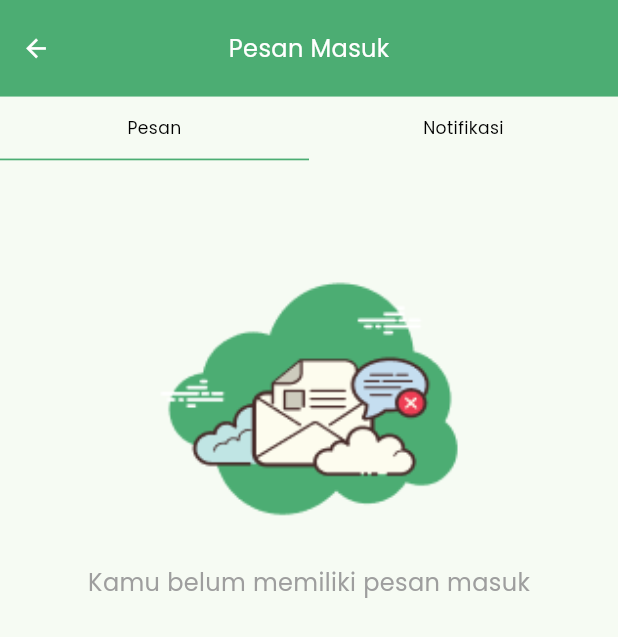
After one commit to andrianazz/daur_minyak, a Flutter app: the PesanMasukPage screen opened directly, after a tap on "Pesan", on a phone screen of 412 x 824 dp. The commit adds this screen. Shown: the top 637 px of the screen. Run offline on Flutter 3.47's test engine with Material 2 defaults, Android fonts, the phone set to English and light mode, and no system bars; our stand-ins replace carousel_slider, cloud_firestore, firebase_auth, firebase_core, flutter_riverpod, flutter_screenutil and 4 more; accounts and stored records are empty; generated files the repository leaves out were written again.

Commit message:
add: pesan masuk done

```diff
--- a/lib/presentation/pages/home_page/home_page.dart
+++ b/lib/presentation/pages/home_page/home_page.dart
@@ -1,6 +1,7 @@
 import 'package:daur_minyak/presentation/extensions/build_context_extensions.dart';
 import 'package:daur_minyak/presentation/misc/constants.dart';
 import 'package:daur_minyak/presentation/pages/home_page/beranda_page.dart/beranda_page.dart';
+import 'package:daur_minyak/presentation/pages/home_page/pesan_masuk_page/pesan_masuk_page.dart';
 import 'package:daur_minyak/presentation/pages/home_page/pesanan_page/pesanan_page.dart';
 import 'package:daur_minyak/presentation/providers/router/router_provider.dart';
 import 'package:daur_minyak/presentation/providers/user_data/user_data_provider.dart';
@@ -42,7 +43,7 @@ class _HomePageState extends ConsumerState<HomePage> {
           const BerandaPage(),
           const PesananPage(),
           Container(),
-          Container(),
+          const PesanMasukPage(),
           Container(),
         ],
       ),
--- /dev/null
+++ b/lib/presentation/pages/home_page/pesan_masuk_page/pesan_masuk_page.dart
@@ -0,0 +1,195 @@
+import 'package:daur_minyak/presentation/misc/constants.dart';
+import 'package:daur_minyak/presentation/misc/methods.dart';
+import 'package:flutter/material.dart';
+import 'package:flutter_screenutil/flutter_screenutil.dart';
+
+class PesanMasukPage extends StatefulWidget {
+  const PesanMasukPage({super.key});
+
+  @override
+  State<PesanMasukPage> createState() => _PesanMasukPageState();
+}
+
+class _PesanMasukPageState extends State<PesanMasukPage> {
+  final PageController _pageController = PageController();
+  int _selectedPesanan = 0;
+
+  @override
+  Widget build(BuildContext context) {
+    return Scaffold(
+      body: SafeArea(
+        child: Column(
+          crossAxisAlignment: CrossAxisAlignment.start,
+          children: [
+            Container(
+              height: 50.h,
+              color: primaryColor,
+              child: Stack(
+                children: [
+                  Center(
+                    child: Text(
+                      "Pesan Masuk",
+                      style: TextStyle(fontSize: 14.sp, color: Colors.white),
+                    ),
+                  ),
+                  Align(
+                    alignment: Alignment.centerLeft,
+                    child: IconButton(
+                      onPressed: () {},
+                      icon: Icon(
+                        Icons.arrow_back,
+                        color: Colors.white,
+                        size: 17.sp,
+                      ),
+                    ),
+                  ),
+                ],
+              ),
+            ),
+            SizedBox(
+              height: 33.h,
+              child: Row(
+                children: [
+                  Flexible(
+                    child: GestureDetector(
+                      onTap: () {
+                        setState(() {
+                          _selectedPesanan = 0;
+                          _pageController.jumpToPage(0);
+                        });
+                      },
+                      child: Container(
+                        width: double.infinity,
+                        decoration: BoxDecoration(
+                          border: Border(
+                            bottom: BorderSide(
+                              color: _selectedPesanan == 0
+                                  ? primaryColor
+                                  : Colors.transparent,
+                              width: 1.w,
+                            ),
+                          ),
+                        ),
+                        child: Padding(
+                          padding: EdgeInsets.symmetric(vertical: 10.h),
+                          child: Text(
+                            "Pesan",
+                            style: TextStyle(
+                                fontSize: 10.sp,
+                                color: _selectedPesanan == 0
+                                    ? Colors.black
+                                    : Colors.grey),
+                            textAlign: TextAlign.center,
+                          ),
+                        ),
+                      ),
+                    ),
+                  ),
+                  Flexible(
+                    child: GestureDetector(
+                      onTap: () {
+                        setState(() {
+                          _selectedPesanan = 1;
+                          _pageController.jumpToPage(1);
+                        });
+                      },
+                      child: Container(
+                        width: double.infinity,
+                        decoration: BoxDecoration(
+                          border: Border(
+                            bottom: BorderSide(
+                              color: _selectedPesanan == 1
+                                  ? primaryColor
+                                  : Colors.transparent,
+                              width: 1.w,
+                            ),
+                          ),
+                        ),
+                        child: Padding(
+                          padding: EdgeInsets.symmetric(vertical: 10.h),
+                          child: Text(
+                            "Notifikasi",
+                            style: TextStyle(
+                              fontSize: 10.sp,
+                              color: _selectedPesanan == 0
+                                  ? Colors.black
+                                  : Colors.grey,
+                            ),
+                            textAlign: TextAlign.center,
+                          ),
+                        ),
+                      ),
+                    ),
+                  ),
+                ],
+              ),
+            ),
+            Expanded(
+              child: PageView(
+                controller: _pageController,
+                onPageChanged: (value) {
+                  setState(() {
+                    _selectedPesanan = value;
+                    _pageController.jumpToPage(value);
+                  });
+                },
+                children: const [
+                  OnMessagePage(),
+                  OnNotificationPage(),
+                ],
+              ),
+            )
+          ],
+        ),
+      ),
+    );
+  }
+}
+
+class OnMessagePage extends StatelessWidget {
+  const OnMessagePage({super.key});
+
+  @override
+  Widget build(BuildContext context) {
+    return Column(
+      children: [
+        verticalSpace(40.h),
+        SizedBox(
+          height: 170.h,
+          child: Image.asset(
+            "assets/icon_delete_message.png",
+            fit: BoxFit.cover,
+          ),
+        ),
+        Text(
+          "Kamu belum memiliki pesan masuk",
+          style: TextStyle(fontSize: 14.sp, color: Colors.grey),
+        ),
+      ],
+    );
+  }
+}
+
+class OnNotificationPage extends StatelessWidget {
+  const OnNotificationPage({super.key});
+
+  @override
+  Widget build(BuildContext context) {
+    return Column(
+      children: [
+        verticalSpace(40.h),
+        SizedBox(
+          height: 170.h,
+          child: Image.asset(
+            "assets/icon_delete_message.png",
+            fit: BoxFit.cover,
+          ),
+        ),
+        Text(
+          "Kamu belum memiliki notifikasi",
+          style: TextStyle(fontSize: 14.sp, color: Colors.grey),
+        ),
+      ],
+    );
+  }
+}
```
